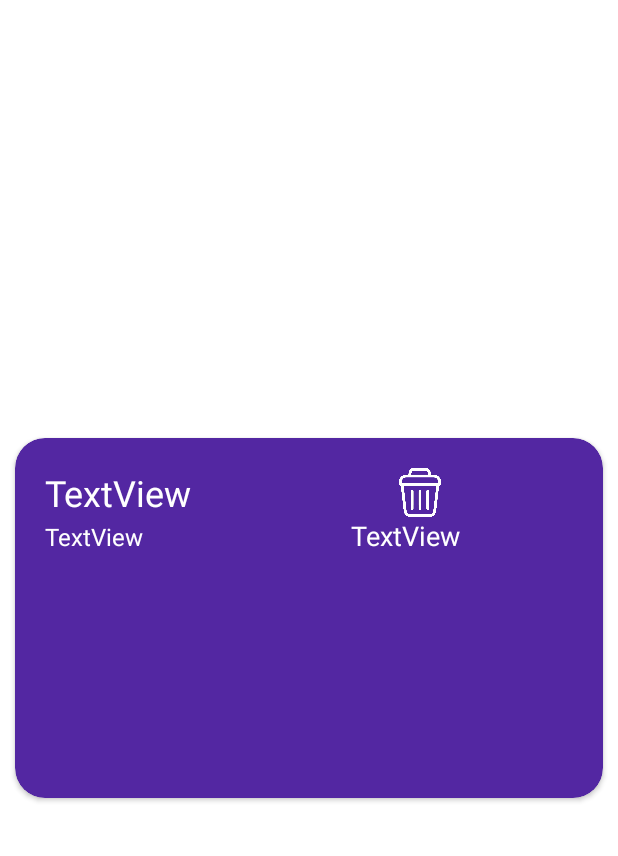
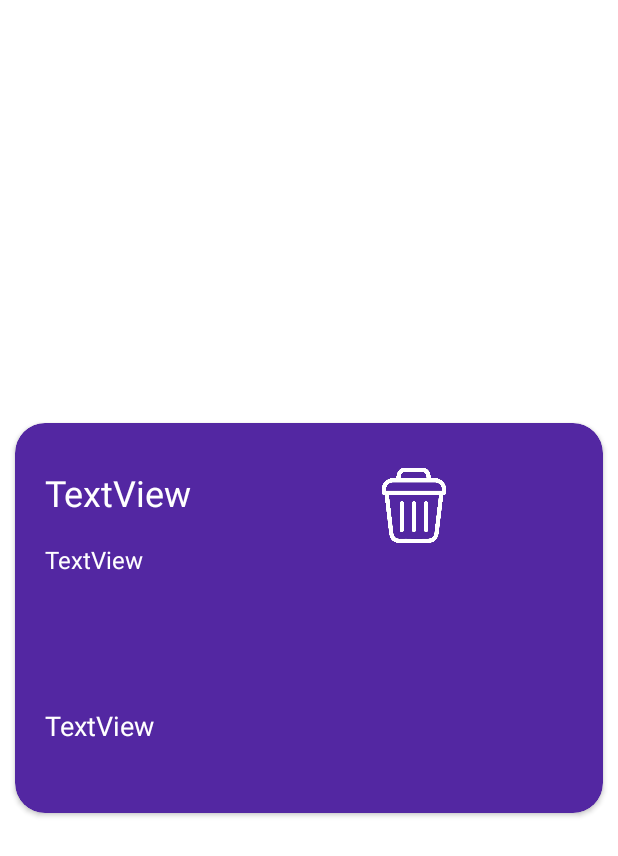
Before and after one commit to NachoXS15/focus-app, an Android app: the layout item_row.xml on its own in the app's theme, with its tools: preview values and no code run, on a phone screen of 412 x 824 dp. Shown: the top 856 px of the screen. Run offline under Robolectric (Android 15) with nearby library versions, the phone set to English and light mode, and no system bars.

Commit message:
created layout for carditem v2

```diff
--- a/app/src/main/java/com/example/focus/addItem.java
+++ b/app/src/main/java/com/example/focus/addItem.java
@@ -46,6 +46,7 @@
 
                 if(title.isEmpty() || desc.isEmpty() || date.isEmpty()){
                     Toast.makeText(addItem.this, "Datos faltantes", Toast.LENGTH_SHORT).show();
+
                 }else{
                     addItemsFS(title, desc, date);
                 }
@@ -76,6 +77,8 @@
             public void onSuccess(DocumentReference documentReference) {
                 Toast.makeText(addItem.this, "Datos guardados en db", Toast.LENGTH_SHORT).show();
                 Log.d("ID: ", documentReference.getId());
+                Intent volverMenu = new Intent (addItem.this, mainPage.class);
+                startActivity(volverMenu);
             }
         }).addOnFailureListener(new OnFailureListener() {
             @Override
@@ -101,8 +104,7 @@
     }
 
     public void goBackMain(View view){
-        Intent volverMenu = new Intent (this, mainPage.class);
-        startActivity(volverMenu);
+
     }
 
 }
--- a/app/src/main/java/com/example/focus/recoverPassword.java
+++ b/app/src/main/java/com/example/focus/recoverPassword.java
@@ -36,7 +36,7 @@
                     @Override
                     public void onComplete(@NonNull Task<Void> task) {
                         if (task.isSuccessful()){
-                            Toast.makeText(recoverPassword.this, "exito", Toast.LENGTH_SHORT).show();
+                            Toast.makeText(recoverPassword.this, "Éxito, revise su correo", Toast.LENGTH_SHORT).show();
                             Intent goBack = new Intent(recoverPassword.this, loginPage.class);
                             startActivity(goBack);
                         }else{
--- a/app/src/main/res/layout/activity_recover_password.xml
+++ b/app/src/main/res/layout/activity_recover_password.xml
@@ -15,6 +15,7 @@
         android:layout_marginStart="100dp"
         android:layout_marginTop="124dp"
         android:ems="10"
+        android:textColor="@color/white"
         android:textColorHint="@color/white"
         style="@style/borderEditText"
         android:hint="Ingrese email"
--- a/app/src/main/res/layout/item_row.xml
+++ b/app/src/main/res/layout/item_row.xml
@@ -8,28 +8,29 @@
     app:cardCornerRadius="20dp"
     android:orientation="vertical"
     android:layout_margin="10dp"
-    android:layout_height="240dp">
+    android:layout_height="260dp">
 
     <LinearLayout
         android:layout_width="match_parent"
-        android:layout_height="wrap_content"
+        android:layout_height="228dp"
         android:layout_marginBottom="20dp">
 
         <LinearLayout
             android:layout_width="match_parent"
-            android:layout_height="136dp"
+            android:layout_height="234dp"
+            android:layout_marginTop="10dp"
             android:orientation="vertical"
             android:padding="20dp">
 
             <LinearLayout
                 android:layout_width="300dp"
-                android:layout_height="wrap_content"
+                android:layout_height="50dp"
                 android:orientation="horizontal">
 
                 <TextView
                     android:id="@+id/viewTitle"
-                    android:layout_width="200dp"
-                    android:layout_height="wrap_content"
+                    android:layout_width="192dp"
+                    android:layout_height="44dp"
                     android:text="TextView"
                     android:textColor="@color/white"
                     android:textSize="24sp" />
@@ -43,14 +44,14 @@
             </LinearLayout>
 
             <LinearLayout
-                android:layout_width="373dp"
-                android:layout_height="match_parent"
-                android:orientation="horizontal">
+                android:layout_width="match_parent"
+                android:layout_height="154dp"
+                android:orientation="vertical">
 
                 <TextView
                     android:id="@+id/viewDesc"
                     android:layout_width="204dp"
-                    android:layout_height="63dp"
+                    android:layout_height="109dp"
 
                     android:text="TextView"
                     android:textColor="@color/white"
@@ -58,7 +59,7 @@
 
                 <TextView
                     android:id="@+id/viewDate"
-                    android:layout_width="156dp"
+                    android:layout_width="205dp"
                     android:layout_height="36dp"
 
                     android:text="TextView"
```
